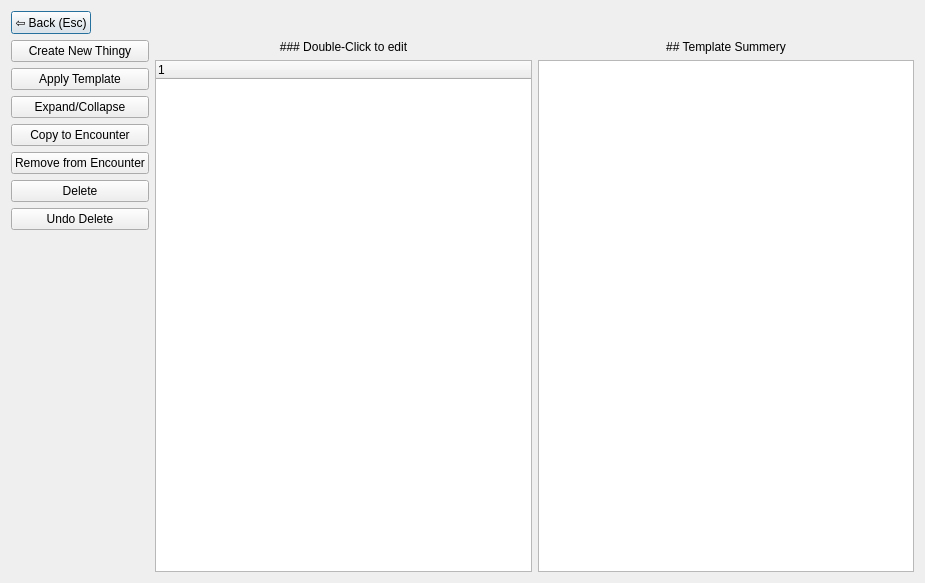
Old version of the form ui_files/Vault_Dialog.ui in the repository nogasgofast/Adventure_Wrench.
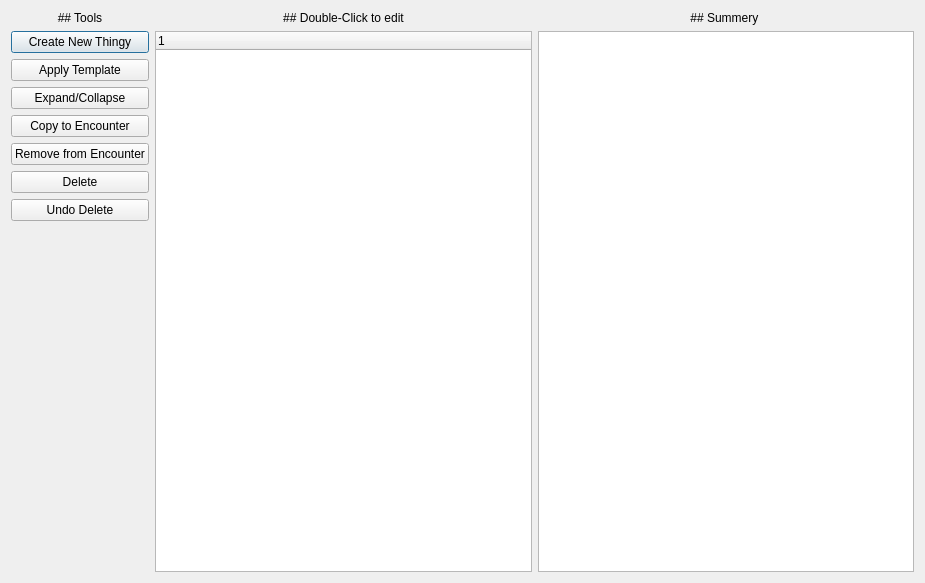
New version of the form.

Patch:
```diff
--- a/ui_files/Vault_Dialog.ui
+++ b/ui_files/Vault_Dialog.ui
@@ -17,33 +17,6 @@
    <string>DM Vault</string>
   </property>
   <layout class="QVBoxLayout" name="verticalLayout_3">
-   <item>
-    <layout class="QHBoxLayout" name="horizontalLayout_header">
-     <item>
-      <widget class="QPushButton" name="pushButton_back">
-       <property name="toolTip">
-        <string>Go back to your encounter</string>
-       </property>
-       <property name="text">
-        <string>⇦ Back (Esc)</string>
-       </property>
-      </widget>
-     </item>
-     <item>
-      <spacer name="horizontalSpacer">
-       <property name="orientation">
-        <enum>Qt::Horizontal</enum>
-       </property>
-       <property name="sizeHint" stdset="0">
-        <size>
-         <width>40</width>
-         <height>20</height>
-        </size>
-       </property>
-      </spacer>
-     </item>
-    </layout>
-   </item>
    <item>
     <layout class="QHBoxLayout" name="horizontalLayout_content">
      <item>
@@ -54,6 +27,19 @@
        <property name="leftMargin">
         <number>0</number>
        </property>
+       <item>
+        <widget class="QLabel" name="label">
+         <property name="text">
+          <string>## Tools</string>
+         </property>
+         <property name="textFormat">
+          <enum>Qt::MarkdownText</enum>
+         </property>
+         <property name="alignment">
+          <set>Qt::AlignCenter</set>
+         </property>
+        </widget>
+       </item>
        <item>
         <widget class="QPushButton" name="pushButton_adventure">
          <property name="text">
@@ -130,9 +116,15 @@
      <item>
       <layout class="QVBoxLayout" name="verticalLayout_treeWidget">
        <item>
-        <widget class="QLabel" name="label">
+        <widget class="QLabel" name="label_tree_view">
+         <property name="font">
+          <font>
+           <weight>50</weight>
+           <bold>false</bold>
+          </font>
+         </property>
          <property name="text">
-          <string>### Double-Click to edit</string>
+          <string>## Double-Click to edit</string>
          </property>
          <property name="textFormat">
           <enum>Qt::MarkdownText</enum>
@@ -158,7 +150,7 @@
        <item>
         <widget class="QLabel" name="label_2">
          <property name="text">
-          <string>## Template Summery</string>
+          <string>## Summery </string>
          </property>
          <property name="textFormat">
           <enum>Qt::MarkdownText</enum>
```
Left out of the diff: 2 changed lines with no effect on the pictures.
